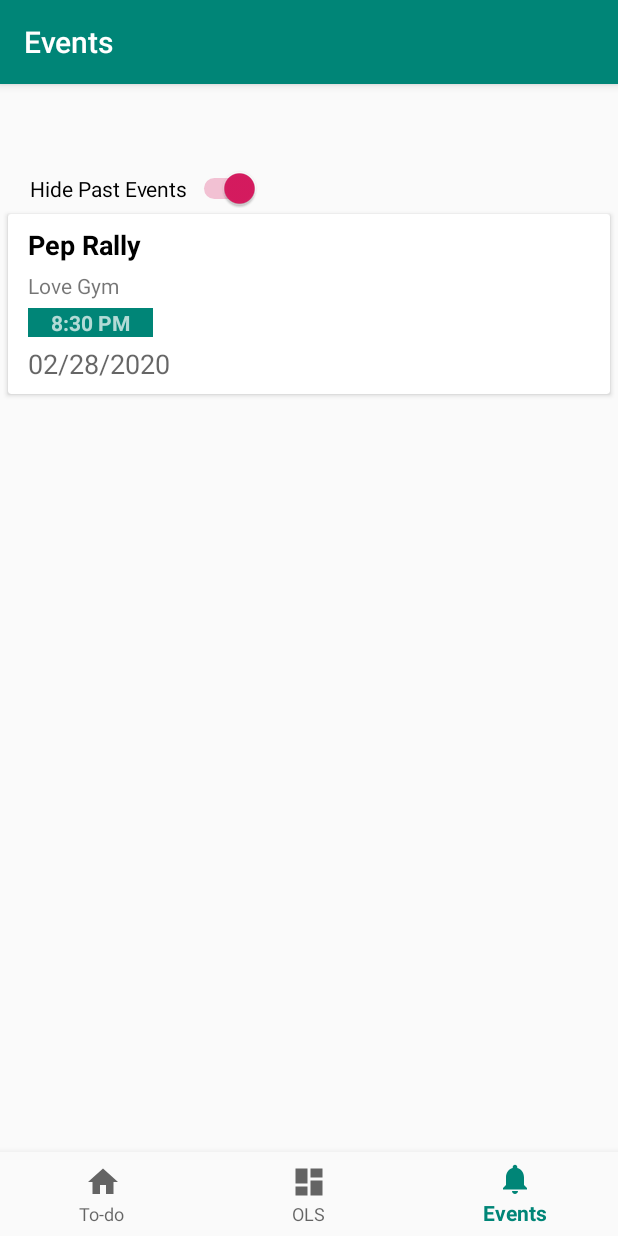
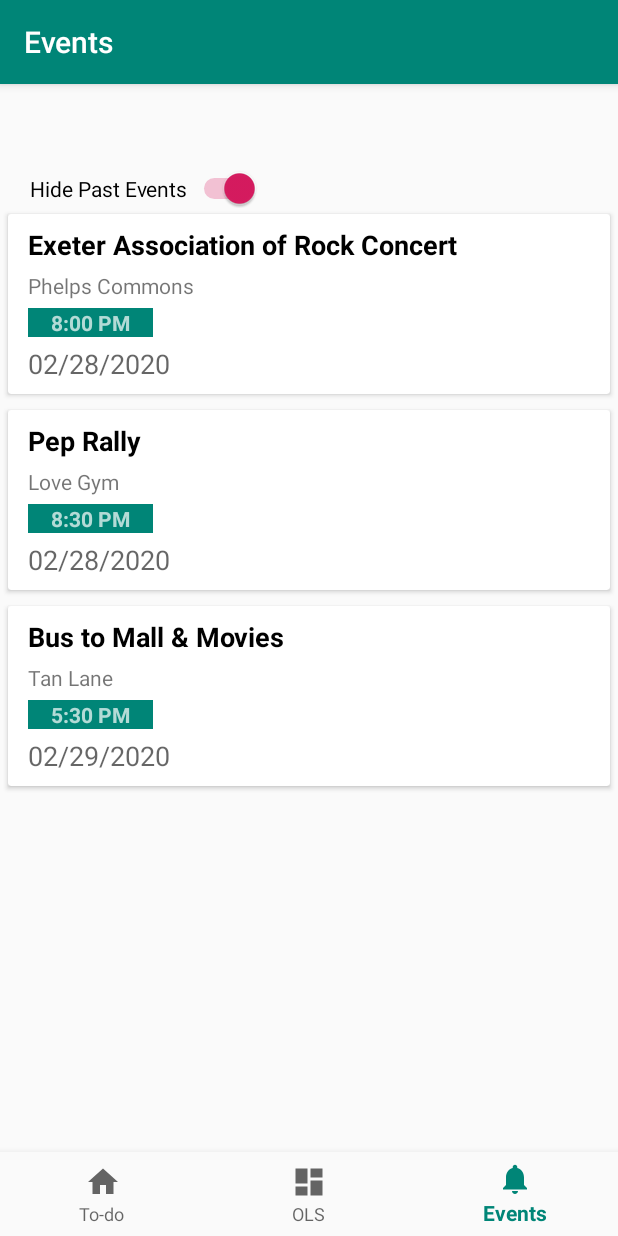
Before and after one commit to josephchen1/Connexeter, an Android app: the NotificationsFragment screen opened through its navigation route, on a phone screen of 412 x 824 dp. Run offline under Robolectric (Android 15) with nearby library versions, the phone set to English and light mode, and no system bars; our stand-ins replace navigation-ui.

```diff
--- a/app/src/main/java/com/example/connexeter/ui/notifications/NotificationsFragment.java
+++ b/app/src/main/java/com/example/connexeter/ui/notifications/NotificationsFragment.java
@@ -210,6 +210,42 @@ public class NotificationsFragment extends Fragment {
                         "02/23/2020"
                 )
         );
+        eventList.add(
+                new Event (
+
+                        "Shrove Tuesday Pancake DInner",
+                        "Phillips Church",
+                        "6:00 PM",
+                        "02/25/2020"
+                )
+        );
+        eventList.add(
+                new Event (
+
+                        "Bus to Mall & Movies",
+                        "Tan Lane",
+                        "5:30 PM",
+                        "02/22/2020"
+                )
+        );
+        eventList.add(
+                new Event (
+
+                        "Bus to Mall & Movies",
+                        "Tan Lane",
+                        "5:30 PM",
+                        "02/29/2020"
+                )
+        );
+        eventList.add(
+                new Event (
+
+                        "Exeter Association of Rock Concert",
+                        "Phelps Commons",
+                        "8:00 PM",
+                        "02/28/2020"
+                )
+        );
 
         for (int x = 0; x<eventList.size()-1; x++) {
             if (eventList.get(x+1).getDateMS()<(eventList.get(x).getDateMS())) {
```
